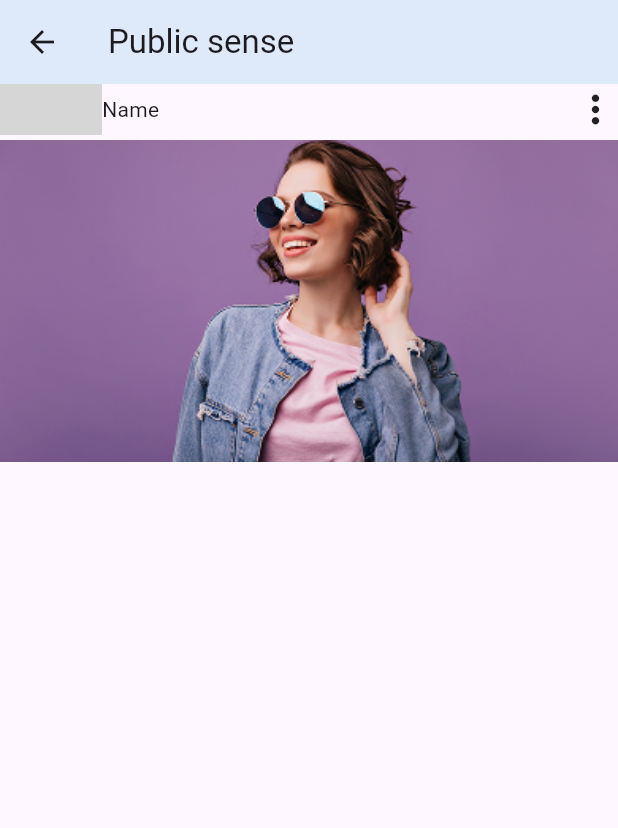
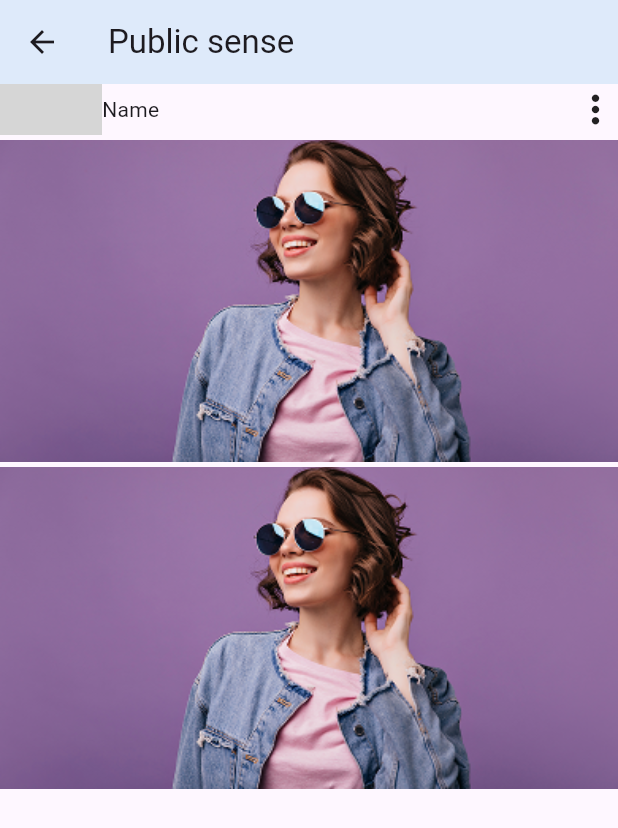
Before and after one commit to tempjayk/codemelms, a Flutter app: the Codememain screen opened directly, on a phone screen of 412 x 824 dp. Shown: the top 828 px of the screen. Run offline on Flutter 3.47's test engine with Material 3 defaults, Android fonts, the phone set to English and light mode, and no system bars; grey boxes are pictures that could not be loaded.

Commit message:
second commit

```diff
--- a/lib/CodemeMain.dart
+++ b/lib/CodemeMain.dart
@@ -42,6 +42,17 @@ class Codememain extends StatelessWidget {
                 )
               ),
             ),
+
+            Container(
+              margin: EdgeInsets.only(top: 3),
+              width: 420,
+              height: 215,
+              decoration: BoxDecoration(
+                  image:DecorationImage(image: AssetImage("assets/girlimage.png"),
+                    fit: BoxFit.fill,
+                  )
+              ),
+            ),
           ],
         ),
       ),
```
